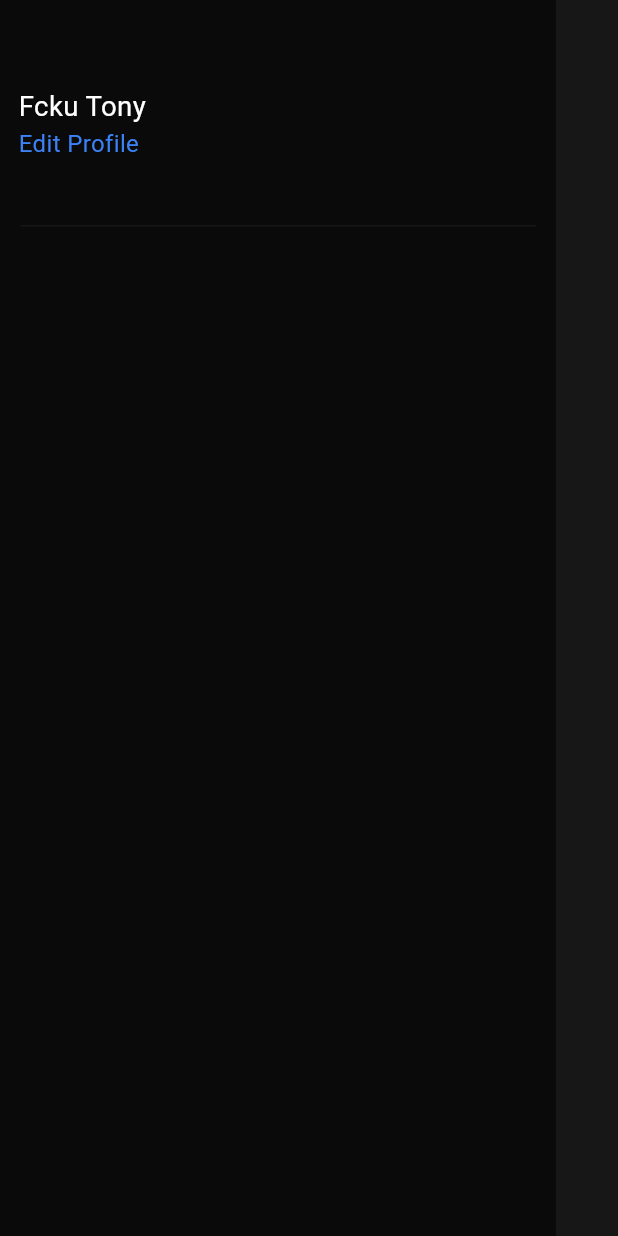
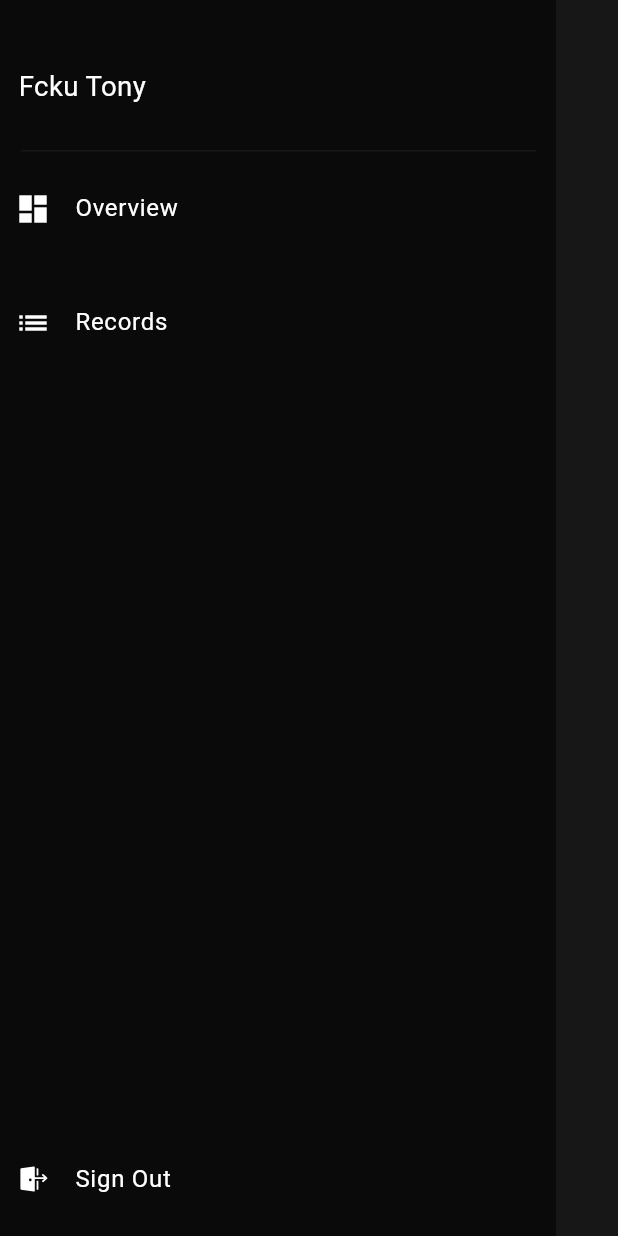
Before and after one commit to lola-emil/expense-tracker, a Flutter app: the DrawerMenu widget shown alone on an empty page, opened directly, on a phone screen of 412 x 824 dp. Run offline on Flutter 3.47's test engine with Material 3 defaults, Android fonts, the phone set to English and light mode, and no system bars; our stand-ins replace dio, fl_chart, fluentui_system_icons.

```diff
--- a/lib/features/auth/presentation/widgets/signin_form.dart
+++ b/lib/features/auth/presentation/widgets/signin_form.dart
@@ -1,3 +1,4 @@
+import 'package:expense_tracker/features/expense/pages/overview_page.dart';
 import 'package:expense_tracker/shared/widgets/custom_button.dart';
 import 'package:expense_tracker/features/auth/presentation/widgets/form_input.dart';
 import 'package:flutter/material.dart';
@@ -29,7 +30,9 @@ class _SignInFormState extends State<SignInForm> {
           onChanged: (value) {},
         ),
         const SizedBox(height: 16  * 2),
-        CustomButton(text: "Sign In", onPressed: () {})
+        CustomButton(text: "Sign In", onPressed: () {
+          Navigator.push(context, MaterialPageRoute(builder: (builder) => const OverviewPage()));
+        })
       ],
     );
   }
--- a/lib/features/expense/widgets/drawer_menu.dart
+++ b/lib/features/expense/widgets/drawer_menu.dart
@@ -1,4 +1,5 @@
 import 'package:expense_tracker/shared/color/custom_color_scheme.dart';
+import 'package:fluentui_system_icons/fluentui_system_icons.dart';
 import 'package:flutter/material.dart';
 
 class DrawerMenu extends StatelessWidget {
@@ -19,24 +20,26 @@ class DrawerMenu extends StatelessWidget {
         child: SizedBox(
           height: screenHeight,
           child: Column(
-            crossAxisAlignment: CrossAxisAlignment.center,
+            // crossAxisAlignment: CrossAxisAlignment.center,
             children: [
               SizedBox(
-                height: 150,
+                height: 100,
                 width: containerWidth,
                 child: const Column(
                   crossAxisAlignment: CrossAxisAlignment.start,
                   mainAxisAlignment: MainAxisAlignment.center,
                   children: [
-                    SizedBox(height: 16,),
+                    SizedBox(
+                      height: 16,
+                    ),
                     Text(
                       "Fcku Tony",
                       style: TextStyle(fontSize: 16 * 1.15),
                     ),
-                    Text(
-                      "Edit Profile",
-                      style: TextStyle(fontSize: 16, color: CustomColorScheme.myPrimary),
-                    )
+                    // Text(
+                    //   "Edit Profile",
+                    //   style: TextStyle(fontSize: 16, color: CustomColorScheme.myPrimary),
+                    // )
                   ],
                 ),
               ),
@@ -45,6 +48,40 @@ class DrawerMenu extends StatelessWidget {
                 indent: (screenWidth - (screenWidth * .93333)) / 2,
                 endIndent: (screenWidth - (screenWidth * .93333)) / 2,
                 color: CustomColorScheme.mySurface,
+              ),
+              Expanded(
+                flex: 1,
+                child: Column(
+                  children: [
+                    Expanded(
+                      flex: 1,
+                      child: Column(
+                        children: [
+                          ListTile(
+                            contentPadding: const EdgeInsets.all(10),
+                            leading: const Icon(Icons.dashboard),
+                            title: const Text("Overview"),
+                            onTap: () {},
+                          ),
+                          ListTile(
+                            contentPadding: const EdgeInsets.all(10),
+                            leading: const Icon(Icons.list),
+                            title: const Text("Records"),
+                            onTap: () {
+                            },
+                          ),
+                        ],
+                      ),
+                    ),
+                    ListTile(
+                      contentPadding: const EdgeInsets.all(10),
+                      leading: const Icon(FluentIcons.sign_out_20_filled),
+                      title: const Text("Sign Out"),
+                      onTap: () {
+                      },
+                    ),
+                  ],
+                ),
               )
             ],
           ),
--- a/lib/main.dart
+++ b/lib/main.dart
@@ -1,4 +1,4 @@
-import 'package:expense_tracker/features/expense/pages/overview_page.dart';
+import 'package:expense_tracker/features/auth/presentation/pages/signin_page.dart';
 import 'package:expense_tracker/shared/color/custom_color_scheme.dart';
 import 'package:flutter/material.dart';
 
@@ -17,7 +17,7 @@ class MyApp extends StatelessWidget {
         colorScheme: const CustomColorScheme(),
         useMaterial3: true,
       ),
-      home: const OverviewPage(),
+      home: const SignInPage(),
       debugShowCheckedModeBanner: false,
     );
   }
```
Also changed, not shown: lib/features/expense/pages/addrecord_page.dart (+71 -1 lines), lib/features/expense/pages/overview_page.dart (+24 -1 lines), lib/features/expense/widgets/doughtnut_chart.dart (added, +55 -0 lines).
